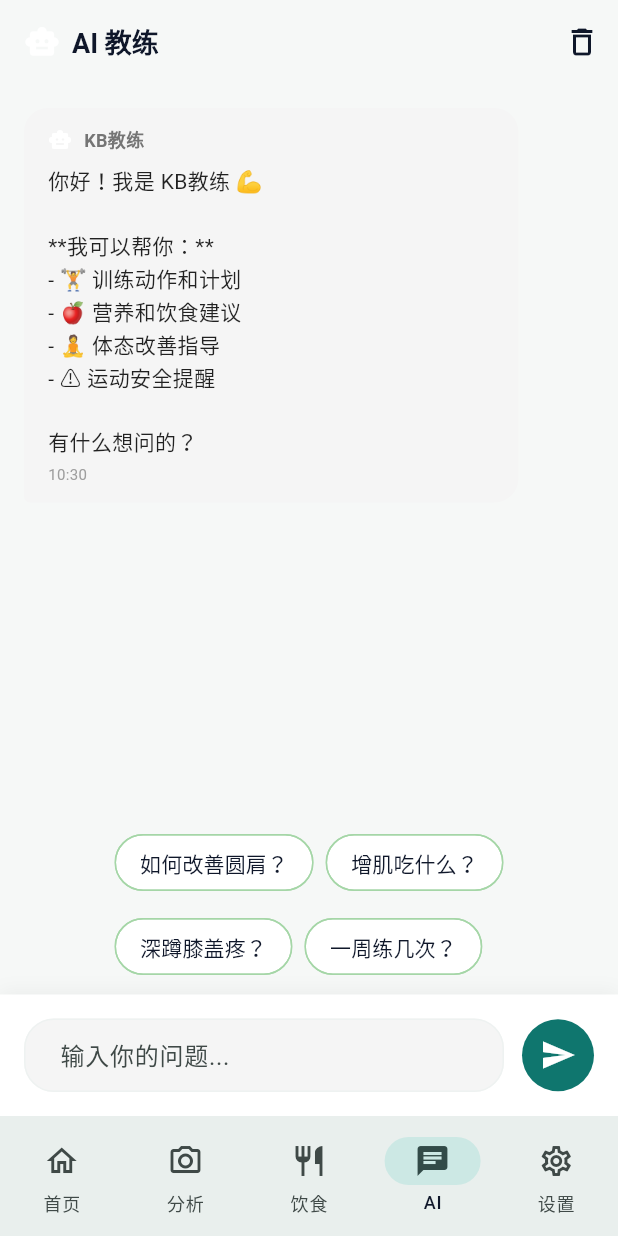
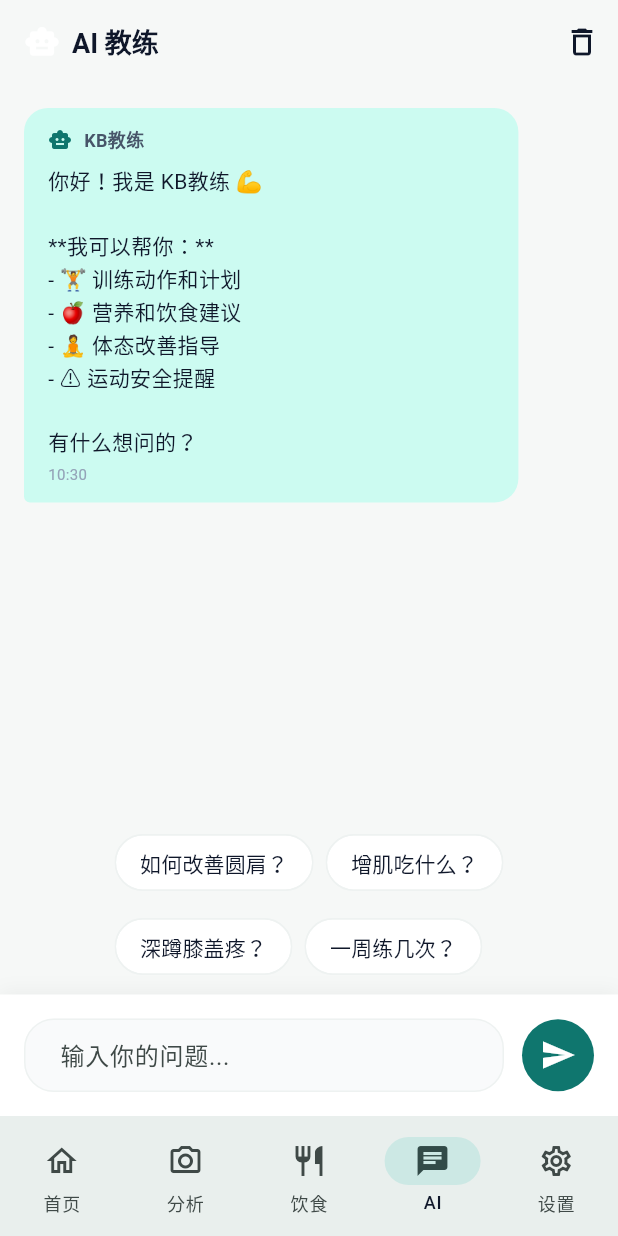
Before and after one commit to Miasakiii/KBjiaolian, a Flutter app: the ChatScreen screen opened by its route, on a phone screen of 412 x 824 dp. Run offline on Flutter 3.47's test engine with Material 3 defaults, Android fonts, the phone set to English and light mode, and no system bars; our stand-ins replace go_router, image_picker, share_plus, shared_preferences; accounts and stored records are empty; network calls fail.

Commit message:
feat(flutter): compare/login/plan/chat screen token 化

```diff
--- a/mobile/lib/screens/chat_screen.dart
+++ b/mobile/lib/screens/chat_screen.dart
@@ -2,6 +2,7 @@ import 'package:flutter/material.dart';
 import 'package:provider/provider.dart';
 
 import '../providers/chat_provider.dart';
+import '../theme/kb_colors.dart';
 
 class ChatScreen extends StatefulWidget {
   const ChatScreen({super.key});
@@ -170,7 +171,7 @@ class _ChatScreenState extends State<ChatScreen> {
           Container(
             padding: const EdgeInsets.all(16),
             decoration: BoxDecoration(
-              color: Colors.white,
+              color: KbColors.surface,
               boxShadow: [
                 BoxShadow(
                   color: Colors.black.withValues(alpha: 0.05),
@@ -193,7 +194,7 @@ class _ChatScreenState extends State<ChatScreen> {
                         borderSide: BorderSide.none,
                       ),
                       filled: true,
-                      fillColor: Colors.grey.shade100,
+                      fillColor: KbColors.surface2,
                       contentPadding: const EdgeInsets.symmetric(
                         horizontal: 20,
                         vertical: 12,
@@ -229,26 +230,26 @@ class _ChatScreenState extends State<ChatScreen> {
         margin: const EdgeInsets.only(bottom: 16),
         padding: const EdgeInsets.symmetric(horizontal: 16, vertical: 12),
         decoration: BoxDecoration(
-          color: Colors.grey.shade100,
+          color: KbColors.brandSoft,
           borderRadius: BorderRadius.circular(16),
         ),
-        child: Row(
+        child: const Row(
           mainAxisSize: MainAxisSize.min,
           children: [
-            const Icon(Icons.smart_toy, size: 16, color: Colors.white),
-            const SizedBox(width: 8),
+            Icon(Icons.smart_toy, size: 16, color: KbColors.brand),
+            SizedBox(width: 8),
             SizedBox(
               width: 20,
               height: 20,
               child: CircularProgressIndicator(
                 strokeWidth: 2,
-                color: Colors.grey.shade400,
+                color: KbColors.text3,
               ),
             ),
-            const SizedBox(width: 8),
+            SizedBox(width: 8),
             Text(
               '思考中...',
-              style: TextStyle(color: Colors.grey.shade600),
+              style: TextStyle(color: KbColors.text2),
             ),
           ],
         ),
@@ -278,7 +279,7 @@ class _MessageBubble extends StatelessWidget {
           maxWidth: MediaQuery.of(context).size.width * 0.8,
         ),
         decoration: BoxDecoration(
-          color: isUser ? Theme.of(context).colorScheme.primary : Colors.grey.shade100,
+          color: isUser ? Theme.of(context).colorScheme.primary : KbColors.brandSoft,
           borderRadius: BorderRadius.only(
             topLeft: const Radius.circular(16),
             topRight: const Radius.circular(16),
@@ -290,16 +291,16 @@ class _MessageBubble extends StatelessWidget {
           crossAxisAlignment: CrossAxisAlignment.start,
           children: [
             if (!isUser) ...[
-              Row(
+              const Row(
                 children: [
-                  const Icon(Icons.smart_toy, size: 16, color: Colors.white),
-                  const SizedBox(width: 8),
+                  Icon(Icons.smart_toy, size: 16, color: KbColors.brand),
+                  SizedBox(width: 8),
                   Text(
                     'KB教练',
                     style: TextStyle(
                       fontSize: 12,
                       fontWeight: FontWeight.w600,
-                      color: Colors.grey.shade600,
+                      color: KbColors.text2,
                     ),
                   ),
                 ],
@@ -309,7 +310,7 @@ class _MessageBubble extends StatelessWidget {
             Text(
               message.content,
               style: TextStyle(
-                color: isUser ? Colors.white : Colors.black87,
+                color: isUser ? Colors.white : KbColors.text1,
                 height: 1.5,
               ),
             ),
@@ -318,7 +319,7 @@ class _MessageBubble extends StatelessWidget {
               '${message.timestamp.hour.toString().padLeft(2, '0')}:${message.timestamp.minute.toString().padLeft(2, '0')}',
               style: TextStyle(
                 fontSize: 10,
-                color: isUser ? Colors.white70 : Colors.grey.shade500,
+                color: isUser ? Colors.white70 : KbColors.text3,
               ),
             ),
           ],
@@ -342,8 +343,8 @@ class _QuickQuestion extends StatelessWidget {
     return ActionChip(
       label: Text(question),
       onPressed: onTap,
-      backgroundColor: Colors.white,
-      side: BorderSide(color: Colors.green.shade200),
+      backgroundColor: KbColors.surface,
+      side: const BorderSide(color: KbColors.lineSoft),
       shape: RoundedRectangleBorder(
         borderRadius: BorderRadius.circular(20),
       ),
```
Also changed, not shown: mobile/lib/screens/compare_screen.dart (+19 -19 lines), mobile/lib/screens/login_screen.dart (+11 -12 lines), mobile/lib/screens/plan_screen.dart (+10 -9 lines).
